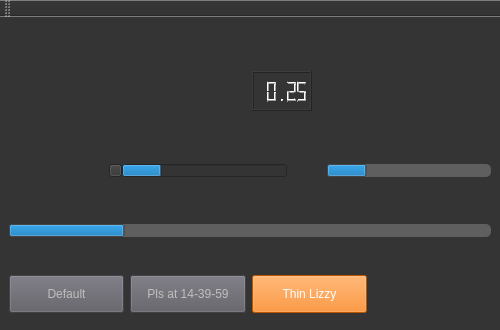
First picture: the form in mainwindow.ui, repository AliceSkoropisova/VisualProgrammingLab1.1, before the edit; both pictures show x 0 to 500 and y 0 to 330 of the 500 by 545 pixel window.
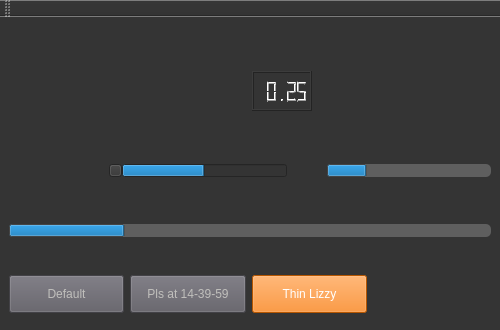
Second picture: the form after the edit. Icons and pictures are not drawn.

Commit message: почти конец2

Diff of the .ui file:
```diff
--- a/mainwindow.ui
+++ b/mainwindow.ui
@@ -713,10 +713,24 @@
          </size>
         </property>
         <property name="styleSheet">
-         <string notr="true"/>
+         <string notr="true">progressBar_3{
+    back-ground-color:white;
+    border-radius: 10px;
+    color : white;
+}
+progressBar_3::chunk{
+    back-ground-color: rgb(245, 130, 49);
+    border-radius: 10px;
+}</string>
         </property>
         <property name="value">
-         <number>24</number>
+         <number>50</number>
+        </property>
+        <property name="textVisible">
+         <bool>true</bool>
+        </property>
+        <property name="textDirection">
+         <enum>QProgressBar::TopToBottom</enum>
         </property>
         <property name="format">
          <string/>
```
Left out of the diff: 3 changed lines with no effect on the pictures.
